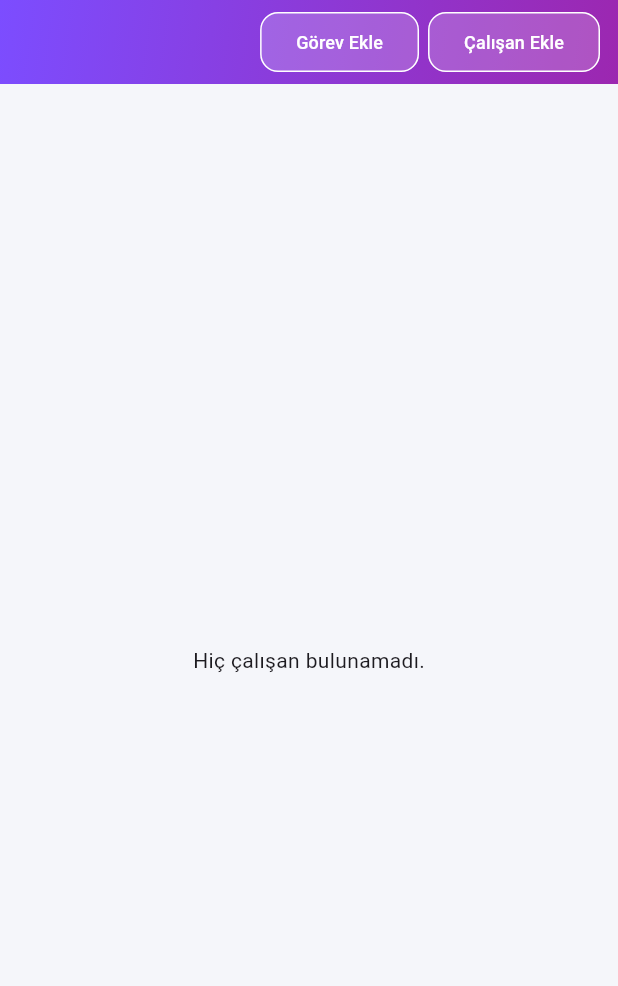
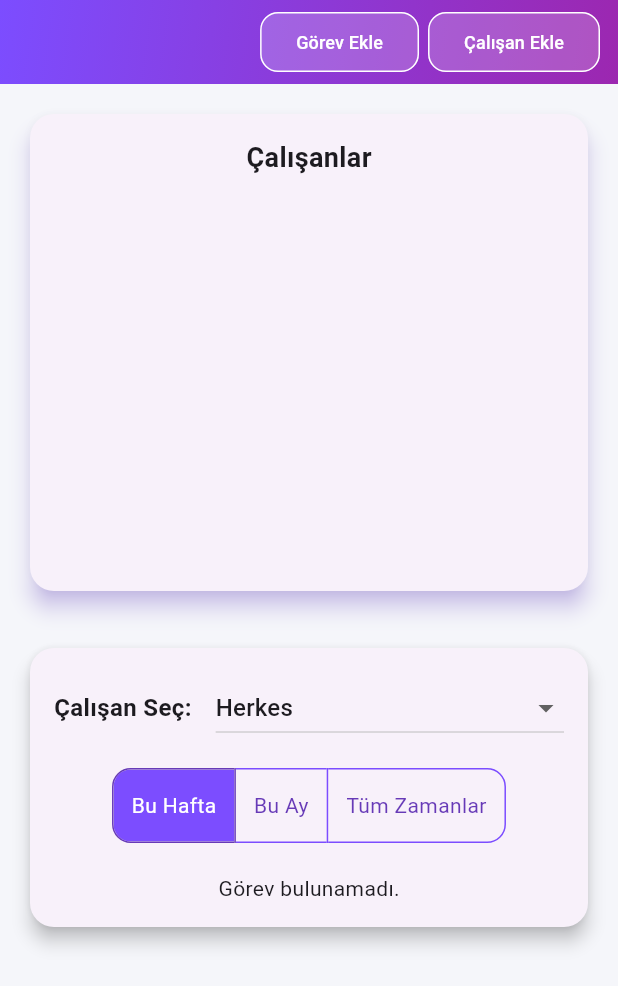
Before and after one commit to Metinagan/secataskapp, a Flutter app: the MyAdminPanelScreen screen opened directly with empty values, on a phone screen of 412 x 824 dp. Shown: the top 986 px of the screen. Run offline on Flutter 3.47's test engine with Material 3 defaults, Android fonts, the phone set to English and light mode, and no system bars; our stand-ins replace cloud_firestore, firebase_core, fl_chart, pie_chart; accounts and stored records are empty.

Commit message:
added admin panel employeeCardView and chartCardView

```diff
--- a/lib/adminpanel.dart
+++ b/lib/adminpanel.dart
@@ -22,8 +22,8 @@ class MyAdminPanelScreen extends StatefulWidget {
 class _MyAdminPanelScreenState extends State<MyAdminPanelScreen> {
   late Future<List<Map<String, dynamic>>> employeesFuture;
   String selectedEmployeeName = 'Herkes';
-  String? selectedEmail; // null = herkes
-  List<bool> isSelected = [true, false, false]; // Varsayılan: Bu Hafta
+  String? selectedEmail;
+  List<bool> isSelected = [true, false, false];
   String selectedFilter = 'Bu Hafta';
 
   @override
@@ -49,7 +49,6 @@ class _MyAdminPanelScreenState extends State<MyAdminPanelScreen> {
   void refreshEmployeeList() {
     setState(() {
       employeesFuture = fetchEmployees();
-      fetchTaskStateData(); // Görev durumu verilerini güncelle
     });
   }
 
@@ -61,20 +60,18 @@ class _MyAdminPanelScreenState extends State<MyAdminPanelScreen> {
 
     Query query = taskRef;
 
-    // Önce sadece kişiye göre filtrele
     if (selectedEmail != null) {
       query = query.where('ownermail', isEqualTo: selectedEmail);
     }
 
     final snapshot = await query.get();
 
-    // Tarihe göre filtrelemeyi manuel yap
     final now = DateTime.now();
     DateTime startDate;
 
     switch (selectedFilter) {
       case 'Bu Hafta':
-        startDate = now.subtract(Duration(days: now.weekday - 1)); // Pazartesi
+        startDate = now.subtract(Duration(days: now.weekday - 1));
         break;
       case 'Bu Ay':
         startDate = DateTime(now.year, now.month, 1);
@@ -85,7 +82,6 @@ class _MyAdminPanelScreenState extends State<MyAdminPanelScreen> {
         break;
     }
 
-    // taskstate sayılarını say
     Map<int, int> stateCounts = {0: 0, 1: 0, 2: 0, 3: 0};
 
     for (var doc in snapshot.docs) {
@@ -125,9 +121,7 @@ class _MyAdminPanelScreenState extends State<MyAdminPanelScreen> {
             ),
           ),
         ),
-        title: Align(
-          alignment: Alignment.centerLeft,
-          child: Text(
+        title: Text(
           widget.name,
           style: const TextStyle(
             fontWeight: FontWeight.bold,
@@ -135,44 +129,31 @@ class _MyAdminPanelScreenState extends State<MyAdminPanelScreen> {
             color: Colors.white,
           ),
         ),
-        ),
         actions: [
-          Padding(
-            padding: const EdgeInsets.only(right: 6.0),
-            child: OutlinedButton(
-              style: OutlinedButton.styleFrom(
-                side: const BorderSide(color: Colors.white),
-                shape: RoundedRectangleBorder(
-                  borderRadius: BorderRadius.circular(12),
-                ),
-                backgroundColor: Colors.white.withOpacity(0.2),
-              ),
+          OutlinedButton(
             onPressed: () {
               Navigator.push(
                 context,
                 MaterialPageRoute(
                   builder:
-                        (context) =>
-                            AddMultiUserTaskScreen(email: widget.email),
+                      (context) => AddMultiUserTaskScreen(email: widget.email),
                 ),
               );
             },
+            style: OutlinedButton.styleFrom(
+              side: const BorderSide(color: Colors.white),
+              backgroundColor: Colors.white.withOpacity(0.2),
+              shape: RoundedRectangleBorder(
+                borderRadius: BorderRadius.circular(12),
+              ),
+            ),
             child: const Text(
               'Görev Ekle',
               style: TextStyle(color: Colors.white, fontSize: 12),
             ),
           ),
-          ),
-          Padding(
-            padding: const EdgeInsets.only(right: 12.0),
-            child: OutlinedButton(
-              style: OutlinedButton.styleFrom(
-                side: const BorderSide(color: Colors.white),
-                shape: RoundedRectangleBorder(
-                  borderRadius: BorderRadius.circular(12),
-                ),
-                backgroundColor: Colors.white.withOpacity(0.2),
-              ),
+          const SizedBox(width: 6),
+          OutlinedButton(
             onPressed: () {
               Navigator.push(
                 context,
@@ -184,12 +165,19 @@ class _MyAdminPanelScreenState extends State<MyAdminPanelScreen> {
                 ),
               );
             },
+            style: OutlinedButton.styleFrom(
+              side: const BorderSide(color: Colors.white),
+              backgroundColor: Colors.white.withOpacity(0.2),
+              shape: RoundedRectangleBorder(
+                borderRadius: BorderRadius.circular(12),
+              ),
+            ),
             child: const Text(
               'Çalışan Ekle',
               style: TextStyle(color: Colors.white, fontSize: 12),
             ),
           ),
-          ),
+          const SizedBox(width: 12),
         ],
       ),
       body: FutureBuilder<List<Map<String, dynamic>>>(
@@ -199,12 +187,8 @@ class _MyAdminPanelScreenState extends State<MyAdminPanelScreen> {
             return const Center(child: CircularProgressIndicator());
           }
 
-          if (snapshot.hasError) {
+          if (snapshot.hasError || !snapshot.hasData) {
             return const Center(child: Text('Bir hata oluştu.'));
-          }
-
-          if (!snapshot.hasData || snapshot.data!.isEmpty) {
-            return const Center(child: Text('Hiç çalışan bulunamadı.'));
           }
 
           final employees = snapshot.data!;
@@ -214,33 +198,62 @@ class _MyAdminPanelScreenState extends State<MyAdminPanelScreen> {
             child: Column(
               crossAxisAlignment: CrossAxisAlignment.stretch,
               children: [
-                ...employees.map((employee) {
-                  String employeeName =
-                      '${employee['name']} ${employee['surname']}';
-                  return Card(
-                    margin: const EdgeInsets.symmetric(vertical: 10),
-                    elevation: 6,
+                /// Çalışan Listesi Kartı
+                Card(
                   shape: RoundedRectangleBorder(
                     borderRadius: BorderRadius.circular(16),
                   ),
+                  elevation: 6,
                   shadowColor: Colors.deepPurpleAccent.withOpacity(0.5),
+                  child: Padding(
+                    padding: const EdgeInsets.all(16.0),
+                    child: Column(
+                      children: [
+                        const Align(
+                          alignment: Alignment.center,
+                          child: Text(
+                            "Çalışanlar",
+                            style: TextStyle(
+                              fontSize: 18,
+                              fontWeight: FontWeight.bold,
+                            ),
+                          ),
+                        ),
+                        const SizedBox(height: 10),
+
+                        // ListView.builder ile çalışan kartlarını kaydırarak göster
+                        SizedBox(
+                          height:
+                              250, // Burada liste yüksekliğini belirleyebilirsiniz
+                          child: ListView.builder(
+                            itemCount:
+                                employees.length > 6
+                                    ? 6
+                                    : employees.length, // İlk 10 öğe
+                            itemBuilder: (context, index) {
+                              String employeeName =
+                                  '${employees[index]['name']} ${employees[index]['surname']}';
+                              return Card(
+                                elevation: 3,
+                                margin: const EdgeInsets.symmetric(vertical: 6),
+                                shape: RoundedRectangleBorder(
+                                  borderRadius: BorderRadius.circular(12),
+                                ),
                                 child: ListTile(
-                      contentPadding: const EdgeInsets.symmetric(
-                        vertical: 12.0,
-                        horizontal: 16.0,
-                      ),
                                   leading: CircleAvatar(
                                     backgroundColor: Colors.deepPurple,
                                     child: Text(
-                          employee['name'][0],
-                          style: const TextStyle(color: Colors.white),
+                                      employees[index]['name'][0],
+                                      style: const TextStyle(
+                                        color: Colors.white,
+                                      ),
                                     ),
                                   ),
                                   title: Text(
                                     employeeName,
                                     style: const TextStyle(
                                       fontWeight: FontWeight.w600,
-                          fontSize: 18,
+                                      fontSize: 16,
                                     ),
                                   ),
                                   trailing: const Icon(
@@ -249,8 +262,8 @@ class _MyAdminPanelScreenState extends State<MyAdminPanelScreen> {
                                   ),
                                   onTap: () {
                                     String fullName =
-                            '${employee['name']} ${employee['surname']}';
-                        String email = employee['email'];
+                                        '${employees[index]['name']} ${employees[index]['surname']}';
+                                    String email = employees[index]['email'];
 
                                     Navigator.push(
                                       context,
@@ -265,11 +278,27 @@ class _MyAdminPanelScreenState extends State<MyAdminPanelScreen> {
                                   },
                                 ),
                               );
-                }).toList(),
+                            },
+                          ),
+                        ),
+                      ],
+                    ),
+                  ),
+                ),
 
                 const SizedBox(height: 30),
 
-                /// Çalışan Seçici Dropdown
+                /// Çalışan Seçimi ve Görev Durumu Grafik Kartı
+                Card(
+                  shape: RoundedRectangleBorder(
+                    borderRadius: BorderRadius.circular(16),
+                  ),
+                  elevation: 5,
+                  child: Padding(
+                    padding: const EdgeInsets.all(16.0),
+                    child: Column(
+                      children: [
+                        /// Çalışan Dropdown
                         Row(
                           children: [
                             const Text(
@@ -290,7 +319,8 @@ class _MyAdminPanelScreenState extends State<MyAdminPanelScreen> {
                                     child: Text('Herkes'),
                                   ),
                                   ...employees.map((e) {
-                            String fullName = '${e['name']} ${e['surname']}';
+                                    String fullName =
+                                        '${e['name']} ${e['surname']}';
                                     return DropdownMenuItem(
                                       value: fullName,
                                       child: Text(fullName),
@@ -304,24 +334,22 @@ class _MyAdminPanelScreenState extends State<MyAdminPanelScreen> {
                                       selectedEmail = null;
                                     } else {
                                       final selected = employees.firstWhere(
-                                (e) => '${e['name']} ${e['surname']}' == value,
+                                        (e) =>
+                                            '${e['name']} ${e['surname']}' ==
+                                            value,
                                       );
                                       selectedEmail = selected['email'];
                                     }
                                   });
-
-                          fetchTaskStateData(); // filtre değişince veriyi tekrar çek
                                 },
                               ),
                             ),
                           ],
                         ),
 
-                const SizedBox(height: 20),
+                        const SizedBox(height: 16),
 
-                Row(
-                  mainAxisAlignment: MainAxisAlignment.spaceAround,
-                  children: [
+                        /// Tarih Filtre Butonları
                         ToggleButtons(
                           borderRadius: BorderRadius.circular(12),
                           fillColor: Colors.deepPurpleAccent,
@@ -329,7 +357,6 @@ class _MyAdminPanelScreenState extends State<MyAdminPanelScreen> {
                           color: Colors.deepPurple,
                           borderColor: Colors.deepPurpleAccent,
                           selectedBorderColor: Colors.deepPurple,
-                      constraints: const BoxConstraints(minHeight: 40),
                           isSelected: isSelected,
                           onPressed: (int index) {
                             setState(() {
@@ -347,7 +374,6 @@ class _MyAdminPanelScreenState extends State<MyAdminPanelScreen> {
                                   selectedFilter = 'Tüm Zamanlar';
                                   break;
                               }
-                          // Seçime göre görevleri filtreleyecek logic buraya eklenebilir
                             });
                           },
                           children: const [
@@ -365,28 +391,16 @@ class _MyAdminPanelScreenState extends State<MyAdminPanelScreen> {
                             ),
                           ],
                         ),
-                  ],
-                ),
-                const SizedBox(height: 40),
 
-                Row(
-                  mainAxisAlignment: MainAxisAlignment.spaceAround,
-                  children: [
-                    const Text(
-                      "Genel Görev Dağılımı",
-                      style: TextStyle(
-                        fontSize: 16,
-                        fontWeight: FontWeight.bold,
-                      ),
-                    ),
-                  ],
-                ),
                         const SizedBox(height: 20),
+
+                        /// Pie Chart
                         FutureBuilder<Map<String, double>>(
                           future: fetchTaskStateData(),
                           builder: (context, snapshot) {
-                    if (snapshot.connectionState == ConnectionState.waiting) {
-                      return const Center(child: CircularProgressIndicator());
+                            if (snapshot.connectionState ==
+                                ConnectionState.waiting) {
+                              return const CircularProgressIndicator();
                             }
                             if (snapshot.hasError || !snapshot.hasData) {
                               return const Text("Veri alınamadı.");
@@ -394,7 +408,7 @@ class _MyAdminPanelScreenState extends State<MyAdminPanelScreen> {
 
                             final dataMap = snapshot.data!;
 
-                    if (dataMap.values.every((value) => value == 0)) {
+                            if (dataMap.values.every((v) => v == 0)) {
                               return const Text("Görev bulunamadı.");
                             }
 
@@ -402,7 +416,8 @@ class _MyAdminPanelScreenState extends State<MyAdminPanelScreen> {
                               dataMap: dataMap,
                               chartType: ChartType.ring,
                               ringStrokeWidth: 32,
-                      chartRadius: MediaQuery.of(context).size.width / 2.5,
+                              chartRadius:
+                                  MediaQuery.of(context).size.width / 2.5,
                               colorList: const [
                                 Colors.red,
                                 Colors.orange,
@@ -414,16 +429,17 @@ class _MyAdminPanelScreenState extends State<MyAdminPanelScreen> {
                                 showLegends: true,
                               ),
                               chartValuesOptions: const ChartValuesOptions(
-                        showChartValuesInPercentage: false,
                                 showChartValues: true,
                               ),
                             );
                           },
                         ),
-                const SizedBox(height: 250),
+                      ],
+                    ),
+                  ),
+                ),
 
-                /// Buraya pie chart veya başka veri gösterilebilir
-                /// selectedEmail ile kullanabilirsin
+                const SizedBox(height: 60),
               ],
             ),
           );
```
Also changed, not shown: lib/addtaskscreen.dart (+20 -9 lines), lib/employeescreen.dart (+33 -12 lines). Lines whose indentation alone changed are shown as unchanged.
